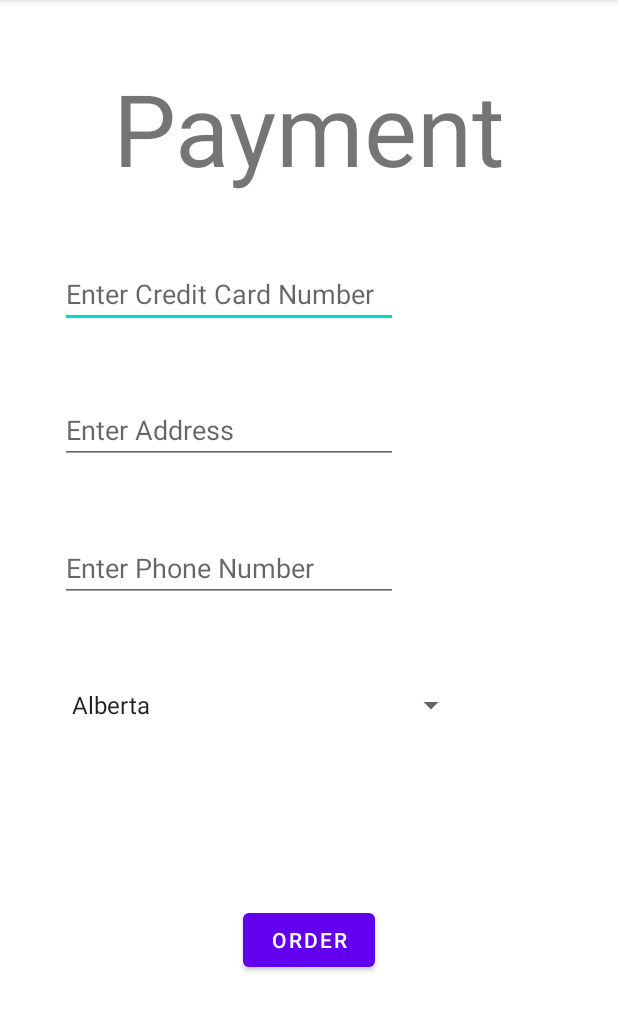
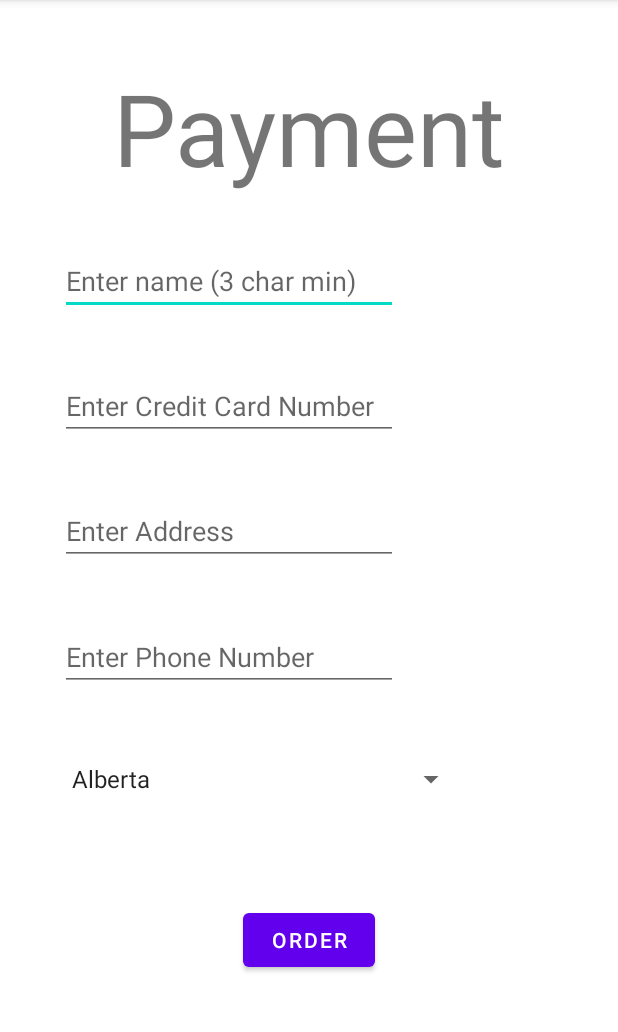
Before and after one commit to LindseyHatch6668/LindseyHatchAssign2, an Android app: the HatchActivity2 screen opened directly, with no data from a screen before it, after a tap on "ORDER", on a phone screen of 412 x 824 dp, the part 84-1116 px from its top. Run offline under Robolectric (Android 15) with nearby library versions, the phone set to English and light mode, and no system bars.

```diff
--- a/LindseyAssign22/src/main/AndroidManifest.xml
+++ b/LindseyAssign22/src/main/AndroidManifest.xml
@@ -9,7 +9,8 @@
         android:roundIcon="@mipmap/ic_launcher_round"
         android:supportsRtl="true"
         android:theme="@style/Theme.LindseyAssign2">
-        <activity android:name=".HatchActivity2"></activity>
+        <activity android:name=".HatchActivity3"></activity>
+        <activity android:name=".HatchActivity2" />
         <activity android:name=".HatchActivity1" />
         <activity android:name=".LindseyActivity">
             <intent-filter>
--- a/LindseyAssign22/src/main/java/lindsey/hatch/n01286668/HatchActivity2.java
+++ b/LindseyAssign22/src/main/java/lindsey/hatch/n01286668/HatchActivity2.java
@@ -15,13 +15,14 @@ import android.widget.Toast;
 
 public class HatchActivity2 extends AppCompatActivity {
     final static String DEFAULT_VALUE = "Default";
+    public static String name = DEFAULT_VALUE;
     public static String phone = DEFAULT_VALUE;
     public static String address = DEFAULT_VALUE;
     public static String creditCard = DEFAULT_VALUE;
     public static String province = DEFAULT_VALUE;
     Button button;
     Spinner spin;
-    EditText phoneText, addressText, creditCardText;
+    EditText phoneText, addressText, creditCardText, nameText;
 
     @Override
     protected void onCreate(Bundle savedInstanceState) {
@@ -30,6 +31,9 @@ public class HatchActivity2 extends AppCompatActivity {
         button = findViewById(R.id.order);
         button.setOnClickListener(new View.OnClickListener() {
             public void onClick(View v) {
+                nameText = (EditText) findViewById(R.id.lindseynameEdit);
+                name = nameText.getText().toString();
+
                 phoneText = (EditText) findViewById(R.id.phoneEnter);
                 phone = phoneText.getText().toString();
 
@@ -42,10 +46,10 @@ public class HatchActivity2 extends AppCompatActivity {
                 spin = (Spinner)findViewById(R.id.select_province);
                 TextView textView = (TextView)spin.getSelectedView();
                 province = textView.getText().toString();
-                if((creditCard.length() == 16) && !address.equalsIgnoreCase(DEFAULT_VALUE) && phone.length() == 10 && !province.equalsIgnoreCase(DEFAULT_VALUE)) {
+                if(name.length()>=3 && creditCard.length() == 16 && !address.equalsIgnoreCase(DEFAULT_VALUE) && phone.length() == 10 && !province.equalsIgnoreCase(DEFAULT_VALUE)) {
                     Log.d("Set", "Values set");
                 } else {
-                    Log.d("Set", "Values not set");
+                    Toast.makeText(getApplicationContext(), "Please review info and try again", Toast.LENGTH_LONG).show();
                 }
             }
         });
--- a/LindseyAssign22/src/main/res/layout/activity_hatch2.xml
+++ b/LindseyAssign22/src/main/res/layout/activity_hatch2.xml
@@ -7,24 +7,37 @@
     tools:context=".HatchActivity2">
 
     <EditText
-        android:id="@+id/lindseyPaymentEnter"
-        android:hint="@string/enter_credit_card_number"
+        android:id="@+id/lindseynameEdit"
         android:layout_width="225dp"
         android:layout_height="44dp"
+        android:hint="@string/name"
+        android:inputType="text"
+        app:layout_constraintBottom_toBottomOf="parent"
+        app:layout_constraintEnd_toEndOf="parent"
+        app:layout_constraintHorizontal_bias="0.215"
+        app:layout_constraintStart_toStartOf="parent"
+        app:layout_constraintTop_toTopOf="parent"
+        app:layout_constraintVertical_bias="0.229" />
+
+    <EditText
+        android:id="@+id/lindseyPaymentEnter"
+        android:layout_width="225dp"
+        android:layout_height="44dp"
+        android:hint="@string/enter_credit_card_number"
         android:inputType="number"
         app:layout_constraintBottom_toBottomOf="parent"
         app:layout_constraintEnd_toEndOf="parent"
         app:layout_constraintHorizontal_bias="0.215"
         app:layout_constraintStart_toStartOf="parent"
         app:layout_constraintTop_toTopOf="parent"
-        app:layout_constraintVertical_bias="0.241" />
+        app:layout_constraintVertical_bias="0.344" />
 
     <EditText
         android:id="@+id/addressEnter"
         android:layout_width="225dp"
         android:layout_height="44dp"
         android:hint="@string/enter_address"
-        android:lines="1"
+        android:inputType="text"
         app:layout_constraintBottom_toBottomOf="parent"
         app:layout_constraintEnd_toEndOf="parent"
         app:layout_constraintHorizontal_bias="0.215"
@@ -46,6 +59,8 @@
         app:layout_constraintTop_toBottomOf="@+id/addressEnter"
         app:layout_constraintVertical_bias="0.115" />
 
+
+
     <TextView
         android:id="@+id/textView"
         android:textSize="100px"
@@ -63,14 +78,14 @@
         android:id="@+id/select_province"
         android:layout_width="271dp"
         android:layout_height="45dp"
+        android:entries="@array/provinces"
         android:prompt="@string/select_province"
-        android:entries="@array/provinces"
         app:layout_constraintBottom_toBottomOf="parent"
         app:layout_constraintEnd_toEndOf="parent"
         app:layout_constraintHorizontal_bias="0.285"
         app:layout_constraintStart_toStartOf="parent"
         app:layout_constraintTop_toBottomOf="@+id/phoneEnter"
-        app:layout_constraintVertical_bias="0.143" />
+        app:layout_constraintVertical_bias="0.137" />
 
     <Button
         android:id="@+id/order"
--- a/LindseyAssign22/src/main/res/values/strings.xml
+++ b/LindseyAssign22/src/main/res/values/strings.xml
@@ -22,6 +22,7 @@
     <string name="enter_phone_number">Enter Phone Number</string>
     <string name="select_province">Select Province or Territory</string>
     <string name="order">Order</string>
+    <string name="name">Enter name (3 char min)</string>
 
     <string-array name="provinces">
         <item>Alberta</item>
```
Also changed, not shown: LindseyAssign22/src/main/java/lindsey/hatch/n01286668/HatchActivity3.java (added, +14 -0 lines), LindseyAssign22/src/main/res/layout/activity_hatch3.xml (added, +9 -0 lines).
